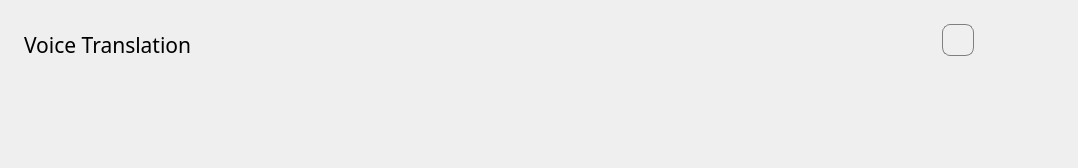
Before: the Qt Designer form ui/translateSelect.ui in yechaoGitHub/AI, drawn with Qt 5.
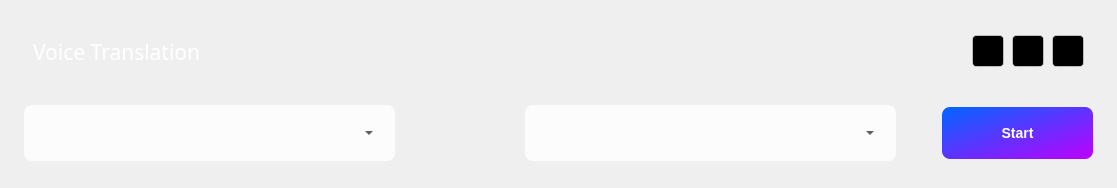
After: the same form once the commit is applied. Icons and pictures are not drawn. Custom widgets are drawn as their Qt base class.

```diff
--- a/ui/translateSelect.ui
+++ b/ui/translateSelect.ui
@@ -6,8 +6,8 @@
    <rect>
     <x>0</x>
     <y>0</y>
-    <width>1078</width>
-    <height>168</height>
+    <width>1117</width>
+    <height>188</height>
    </rect>
   </property>
   <property name="sizePolicy">
@@ -22,197 +22,566 @@
   <property name="windowTitle">
    <string/>
   </property>
-  <widget class="QLabel" name="label">
-   <property name="geometry">
-    <rect>
-     <x>24</x>
-     <y>30</y>
-     <width>181</width>
-     <height>31</height>
-    </rect>
+  <layout class="QVBoxLayout" name="verticalLayout">
+   <property name="spacing">
+    <number>16</number>
    </property>
-   <property name="font">
-    <font>
-     <family>微软雅黑</family>
-     <pointsize>16</pointsize>
-    </font>
+   <property name="leftMargin">
+    <number>24</number>
    </property>
-   <property name="text">
-    <string>Voice Translation</string>
+   <property name="topMargin">
+    <number>24</number>
    </property>
-   <property name="alignment">
-    <set>Qt::AlignLeading|Qt::AlignLeft|Qt::AlignTop</set>
+   <property name="rightMargin">
+    <number>24</number>
    </property>
-  </widget>
-  <widget class="QPushButton" name="minBtn">
-   <property name="geometry">
-    <rect>
-     <x>982</x>
-     <y>24</y>
-     <width>32</width>
-     <height>32</height>
-    </rect>
+   <property name="bottomMargin">
+    <number>24</number>
    </property>
-   <property name="cursor">
-    <cursorShape>PointingHandCursor</cursorShape>
-   </property>
-   <property name="text">
-    <string/>
-   </property>
-   <property name="iconSize">
-    <size>
-     <width>32</width>
-     <height>32</height>
-    </size>
-   </property>
-   <property name="flat">
-    <bool>true</bool>
-   </property>
-  </widget>
-  <widget class="QPushButton" name="closeBtn">
-   <property name="geometry">
-    <rect>
-     <x>1022</x>
-     <y>24</y>
-     <width>32</width>
-     <height>32</height>
-    </rect>
-   </property>
-   <property name="cursor">
-    <cursorShape>PointingHandCursor</cursorShape>
-   </property>
-   <property name="text">
-    <string/>
-   </property>
-   <property name="iconSize">
-    <size>
-     <width>32</width>
-     <height>32</height>
-    </size>
-   </property>
-   <property name="flat">
-    <bool>true</bool>
-   </property>
-  </widget>
-  <widget class="WComboBox" name="comboSrc" native="true">
-   <property name="geometry">
-    <rect>
-     <x>24</x>
-     <y>88</y>
-     <width>371</width>
-     <height>56</height>
-    </rect>
-   </property>
-   <property name="sizePolicy">
-    <sizepolicy hsizetype="Fixed" vsizetype="Fixed">
-     <horstretch>0</horstretch>
-     <verstretch>0</verstretch>
-    </sizepolicy>
-   </property>
-   <property name="focusPolicy">
-    <enum>Qt::ClickFocus</enum>
-   </property>
-  </widget>
-  <widget class="QLabel" name="imgLabel">
-   <property name="geometry">
-    <rect>
-     <x>420</x>
-     <y>97</y>
-     <width>38</width>
-     <height>38</height>
-    </rect>
-   </property>
-   <property name="sizePolicy">
-    <sizepolicy hsizetype="Fixed" vsizetype="Fixed">
-     <horstretch>0</horstretch>
-     <verstretch>0</verstretch>
-    </sizepolicy>
-   </property>
-   <property name="text">
-    <string/>
-   </property>
-  </widget>
-  <widget class="WComboBox" name="comboDest" native="true">
-   <property name="geometry">
-    <rect>
-     <x>483</x>
-     <y>88</y>
-     <width>371</width>
-     <height>56</height>
-    </rect>
-   </property>
-   <property name="sizePolicy">
-    <sizepolicy hsizetype="Fixed" vsizetype="Fixed">
-     <horstretch>0</horstretch>
-     <verstretch>0</verstretch>
-    </sizepolicy>
-   </property>
-   <property name="focusPolicy">
-    <enum>Qt::ClickFocus</enum>
-   </property>
-  </widget>
-  <widget class="WButton" name="startBtn" native="true">
-   <property name="geometry">
-    <rect>
-     <x>903</x>
-     <y>88</y>
-     <width>151</width>
-     <height>52</height>
-    </rect>
-   </property>
-   <property name="font">
-    <font>
-     <family>微软雅黑</family>
-     <pointsize>12</pointsize>
-    </font>
-   </property>
-   <property name="cursor">
-    <cursorShape>PointingHandCursor</cursorShape>
-   </property>
-  </widget>
-  <widget class="QPushButton" name="chatBotButton">
-   <property name="geometry">
-    <rect>
-     <x>942</x>
-     <y>24</y>
-     <width>32</width>
-     <height>32</height>
-    </rect>
-   </property>
-   <property name="cursor">
-    <cursorShape>PointingHandCursor</cursorShape>
-   </property>
-   <property name="styleSheet">
-    <string notr="true">background-image:url(:/QtTest/icon/btn_robot.png);
-border:1px solid;
-border-radius:8px;
-border-color:#7F7F7F ;
+   <item>
+    <widget class="QFrame" name="horizontalFrame">
+     <property name="styleSheet">
+      <string notr="true">QFrame#horizontalFrame
+{
+border-style:solid;
+border-radius:0px;
+border-bottom-width:1px;
+border-bottom-color:rgba(255,255,255,50%);
+};
+</string>
+     </property>
+     <layout class="QHBoxLayout" name="horizontalLayout">
+      <property name="spacing">
+       <number>8</number>
+      </property>
+      <property name="bottomMargin">
+       <number>16</number>
+      </property>
+      <item>
+       <widget class="QLabel" name="label">
+        <property name="font">
+         <font>
+          <family>微软雅黑</family>
+          <pointsize>16</pointsize>
+         </font>
+        </property>
+        <property name="styleSheet">
+         <string notr="true">color:#FFFFFF</string>
+        </property>
+        <property name="text">
+         <string>Voice Translation</string>
+        </property>
+        <property name="alignment">
+         <set>Qt::AlignLeading|Qt::AlignLeft|Qt::AlignVCenter</set>
+        </property>
+       </widget>
+      </item>
+      <item>
+       <spacer name="horizontalSpacer">
+        <property name="orientation">
+         <enum>Qt::Horizontal</enum>
+        </property>
+        <property name="sizeHint" stdset="0">
+         <size>
+          <width>40</width>
+          <height>20</height>
+         </size>
+        </property>
+       </spacer>
+      </item>
+      <item>
+       <widget class="QPushButton" name="chatBotButton">
+        <property name="sizePolicy">
+         <sizepolicy hsizetype="Preferred" vsizetype="Preferred">
+          <horstretch>0</horstretch>
+          <verstretch>0</verstretch>
+         </sizepolicy>
+        </property>
+        <property name="minimumSize">
+         <size>
+          <width>32</width>
+          <height>32</height>
+         </size>
+        </property>
+        <property name="maximumSize">
+         <size>
+          <width>32</width>
+          <height>32</height>
+         </size>
+        </property>
+        <property name="cursor">
+         <cursorShape>PointingHandCursor</cursorShape>
+        </property>
+        <property name="styleSheet">
+         <string notr="true">background-image:url(:/QtTest/icon/btn_robot.png);
+background-color:rgb(0,0,0);
 background-position: center;
 background-repeat: no-repeat;
+border:1px solid;
+border-radius:4px;
+border-color:rgba(255,255,255,50%);
 </string>
-   </property>
-   <property name="text">
-    <string/>
-   </property>
-   <property name="flat">
-    <bool>true</bool>
-   </property>
-  </widget>
+        </property>
+        <property name="text">
+         <string/>
+        </property>
+        <property name="flat">
+         <bool>true</bool>
+        </property>
+       </widget>
+      </item>
+      <item>
+       <widget class="QPushButton" name="minBtn">
+        <property name="sizePolicy">
+         <sizepolicy hsizetype="Preferred" vsizetype="Preferred">
+          <horstretch>0</horstretch>
+          <verstretch>0</verstretch>
+         </sizepolicy>
+        </property>
+        <property name="minimumSize">
+         <size>
+          <width>32</width>
+          <height>32</height>
+         </size>
+        </property>
+        <property name="maximumSize">
+         <size>
+          <width>32</width>
+          <height>32</height>
+         </size>
+        </property>
+        <property name="cursor">
+         <cursorShape>PointingHandCursor</cursorShape>
+        </property>
+        <property name="styleSheet">
+         <string notr="true">background-image: url(:/QtTest/icon/min_btn_white.png);
+background-color:rgb(0,0,0);
+background-position:center;
+background-repeat:no-repeat;
+border:1px solid;
+border-radius:4px;
+border-color:rgba(255,255,255,50%);</string>
+        </property>
+        <property name="text">
+         <string/>
+        </property>
+        <property name="iconSize">
+         <size>
+          <width>32</width>
+          <height>32</height>
+         </size>
+        </property>
+        <property name="flat">
+         <bool>true</bool>
+        </property>
+       </widget>
+      </item>
+      <item>
+       <widget class="QPushButton" name="closeBtn">
+        <property name="sizePolicy">
+         <sizepolicy hsizetype="Preferred" vsizetype="Preferred">
+          <horstretch>0</horstretch>
+          <verstretch>0</verstretch>
+         </sizepolicy>
+        </property>
+        <property name="minimumSize">
+         <size>
+          <width>32</width>
+          <height>32</height>
+         </size>
+        </property>
+        <property name="maximumSize">
+         <size>
+          <width>32</width>
+          <height>32</height>
+         </size>
+        </property>
+        <property name="cursor">
+         <cursorShape>PointingHandCursor</cursorShape>
+        </property>
+        <property name="styleSheet">
+         <string notr="true">background-image: url(:/QtTest/icon/close_btn_white.png);
+background-color:rgb(0,0,0);
+background-position:center;
+background-repeat:no-repeat;
+border:1px solid;
+border-radius:4px;
+border-color:rgba(255,255,255,50%);</string>
+        </property>
+        <property name="text">
+         <string/>
+        </property>
+        <property name="iconSize">
+         <size>
+          <width>32</width>
+          <height>32</height>
+         </size>
+        </property>
+        <property name="flat">
+         <bool>true</bool>
+        </property>
+       </widget>
+      </item>
+     </layout>
+    </widget>
+   </item>
+   <item>
+    <widget class="QFrame" name="horizontalFrame_2">
+     <layout class="QHBoxLayout" name="horizontalLayout_2">
+      <property name="spacing">
+       <number>0</number>
+      </property>
+      <property name="leftMargin">
+       <number>0</number>
+      </property>
+      <property name="topMargin">
+       <number>0</number>
+      </property>
+      <property name="rightMargin">
+       <number>0</number>
+      </property>
+      <property name="bottomMargin">
+       <number>0</number>
+      </property>
+      <item>
+       <widget class="QWidget" name="comboSrcWidget" native="true">
+        <property name="sizePolicy">
+         <sizepolicy hsizetype="Preferred" vsizetype="Preferred">
+          <horstretch>0</horstretch>
+          <verstretch>1</verstretch>
+         </sizepolicy>
+        </property>
+        <property name="minimumSize">
+         <size>
+          <width>371</width>
+          <height>56</height>
+         </size>
+        </property>
+        <property name="maximumSize">
+         <size>
+          <width>371</width>
+          <height>56</height>
+         </size>
+        </property>
+        <property name="baseSize">
+         <size>
+          <width>0</width>
+          <height>0</height>
+         </size>
+        </property>
+        <property name="focusPolicy">
+         <enum>Qt::ClickFocus</enum>
+        </property>
+        <property name="styleSheet">
+         <string notr="true">QWidget#comboSrcWidget
+{
+	background-color: rgba(255, 255, 255,80%);
+	border-radius:8px;
+}
+</string>
+        </property>
+        <layout class="QHBoxLayout" name="horizontalLayout_4">
+         <property name="spacing">
+          <number>8</number>
+         </property>
+         <property name="leftMargin">
+          <number>16</number>
+         </property>
+         <property name="topMargin">
+          <number>0</number>
+         </property>
+         <property name="rightMargin">
+          <number>16</number>
+         </property>
+         <property name="bottomMargin">
+          <number>0</number>
+         </property>
+         <item>
+          <widget class="QLabel" name="label_2">
+           <property name="minimumSize">
+            <size>
+             <width>16</width>
+             <height>16</height>
+            </size>
+           </property>
+           <property name="maximumSize">
+            <size>
+             <width>16</width>
+             <height>16</height>
+            </size>
+           </property>
+           <property name="sizeIncrement">
+            <size>
+             <width>0</width>
+             <height>0</height>
+            </size>
+           </property>
+           <property name="styleSheet">
+            <string notr="true">background-image: url(:/QtTest/icon/Speech/Language.png);
+background-position:center;
+background-repeat:no-repeat;
+background-color:transparent;</string>
+           </property>
+           <property name="text">
+            <string/>
+           </property>
+          </widget>
+         </item>
+         <item>
+          <widget class="QComboBox" name="comboSrc">
+           <property name="sizePolicy">
+            <sizepolicy hsizetype="Preferred" vsizetype="Preferred">
+             <horstretch>0</horstretch>
+             <verstretch>0</verstretch>
+            </sizepolicy>
+           </property>
+           <property name="styleSheet">
+            <string notr="true">QComboBox
+{
+	border:none;
+	background-color: rgba(255, 255, 255,0);
+}
+
+QComboBox::drop-down {
+    subcontrol-origin: padding;
+    subcontrol-position: top right;
+    width: 20px;
+}
+
+QComboBox::down-arrow {
+	image: url(:/QtTest/icon/Speech/down.png);
+}
+
+QComboBox QAbstractItemView::item { 
+	min-height: 30px;
+}
+</string>
+           </property>
+          </widget>
+         </item>
+        </layout>
+       </widget>
+      </item>
+      <item>
+       <spacer name="horizontalSpacer_3">
+        <property name="orientation">
+         <enum>Qt::Horizontal</enum>
+        </property>
+        <property name="sizeHint" stdset="0">
+         <size>
+          <width>40</width>
+          <height>20</height>
+         </size>
+        </property>
+       </spacer>
+      </item>
+      <item>
+       <widget class="QLabel" name="imgLabel">
+        <property name="sizePolicy">
+         <sizepolicy hsizetype="Preferred" vsizetype="Preferred">
+          <horstretch>0</horstretch>
+          <verstretch>0</verstretch>
+         </sizepolicy>
+        </property>
+        <property name="minimumSize">
+         <size>
+          <width>38</width>
+          <height>38</height>
+         </size>
+        </property>
+        <property name="maximumSize">
+         <size>
+          <width>38</width>
+          <height>38</height>
+         </size>
+        </property>
+        <property name="baseSize">
+         <size>
+          <width>0</width>
+          <height>0</height>
+         </size>
+        </property>
+        <property name="styleSheet">
+         <string notr="true">background-image:url(:/QtTest/icon/exchange_big.png);</string>
+        </property>
+        <property name="text">
+         <string/>
+        </property>
+       </widget>
+      </item>
+      <item>
+       <spacer name="horizontalSpacer_4">
+        <property name="orientation">
+         <enum>Qt::Horizontal</enum>
+        </property>
+        <property name="sizeHint" stdset="0">
+         <size>
+          <width>40</width>
+          <height>20</height>
+         </size>
+        </property>
+       </spacer>
+      </item>
+      <item>
+       <widget class="QWidget" name="comboDestWidget" native="true">
+        <property name="sizePolicy">
+         <sizepolicy hsizetype="Preferred" vsizetype="Preferred">
+          <horstretch>0</horstretch>
+          <verstretch>1</verstretch>
+         </sizepolicy>
+        </property>
+        <property name="minimumSize">
+         <size>
+          <width>371</width>
+          <height>56</height>
+         </size>
+        </property>
+        <property name="maximumSize">
+         <size>
+          <width>371</width>
+          <height>56</height>
+         </size>
+        </property>
+        <property name="focusPolicy">
+         <enum>Qt::ClickFocus</enum>
+        </property>
+        <property name="styleSheet">
+         <string notr="true">QWidget#comboDestWidget
+{
+	background-color: rgba(255, 255, 255,80%);
+	border-radius:8px;
+}
+</string>
+        </property>
+        <layout class="QHBoxLayout" name="horizontalLayout_3">
+         <property name="spacing">
+          <number>8</number>
+         </property>
+         <property name="leftMargin">
+          <number>16</number>
+         </property>
+         <property name="topMargin">
+          <number>0</number>
+         </property>
+         <property name="rightMargin">
+          <number>16</number>
+         </property>
+         <property name="bottomMargin">
+          <number>0</number>
+         </property>
+         <item>
+          <widget class="QLabel" name="label_3">
+           <property name="minimumSize">
+            <size>
+             <width>16</width>
+             <height>16</height>
+            </size>
+           </property>
+           <property name="maximumSize">
+            <size>
+             <width>16</width>
+             <height>16</height>
+            </size>
+           </property>
+           <property name="sizeIncrement">
+            <size>
+             <width>0</width>
+             <height>0</height>
+            </size>
+           </property>
+           <property name="styleSheet">
+            <string notr="true">background-image: url(:/QtTest/icon/Speech/Language.png);
+background-position:center;
+background-repeat:no-repeat;
+background-color:transparent;</string>
+           </property>
+           <property name="text">
+            <string/>
+           </property>
+          </widget>
+         </item>
+         <item>
+          <widget class="QComboBox" name="comboDest">
+           <property name="sizePolicy">
+            <sizepolicy hsizetype="Preferred" vsizetype="Preferred">
+             <horstretch>0</horstretch>
+             <verstretch>1</verstretch>
+            </sizepolicy>
+           </property>
+           <property name="styleSheet">
+            <string notr="true">QComboBox
+{
+	border:none;
+	background-color: rgba(255, 255, 255,0);
+}
+
+QComboBox::drop-down {
+    subcontrol-origin: padding;
+    subcontrol-position: top right;
+    width: 20px;
+}
+
+QComboBox::down-arrow {
+	image: url(:/QtTest/icon/Speech/down.png);
+}
+
+QComboBox QAbstractItemView::item { 
+	min-height: 30px;
+}
+</string>
+           </property>
+          </widget>
+         </item>
+        </layout>
+       </widget>
+      </item>
+      <item>
+       <spacer name="horizontalSpacer_2">
+        <property name="orientation">
+         <enum>Qt::Horizontal</enum>
+        </property>
+        <property name="sizeHint" stdset="0">
+         <size>
+          <width>40</width>
+          <height>20</height>
+         </size>
+        </property>
+       </spacer>
+      </item>
+      <item>
+       <widget class="QPushButton" name="startBtn">
+        <property name="minimumSize">
+         <size>
+          <width>151</width>
+          <height>52</height>
+         </size>
+        </property>
+        <property name="maximumSize">
+         <size>
+          <width>151</width>
+          <height>52</height>
+         </size>
+        </property>
+        <property name="cursor">
+         <cursorShape>PointingHandCursor</cursorShape>
+        </property>
+        <property name="styleSheet">
+         <string notr="true">background-color:qlineargradient(spread:pad, x1:0, y1:0, x2:1, y2:1, stop:0 #0066FF, stop:1 #BD00FF);
+color:rgb(255,255,255);
+font-size:14px;
+font-weight: 700;
+border-radius:8px;</string>
+        </property>
+        <property name="text">
+         <string>Start</string>
+        </property>
+       </widget>
+      </item>
+     </layout>
+    </widget>
+   </item>
+  </layout>
  </widget>
- <customwidgets>
-  <customwidget>
-   <class>WButton</class>
-   <extends>QWidget</extends>
-   <header location="global">wbutton.h</header>
-   <container>1</container>
-  </customwidget>
-  <customwidget>
-   <class>WComboBox</class>
-   <extends>QWidget</extends>
-   <header>wcombobox.h</header>
-   <container>1</container>
-  </customwidget>
- </customwidgets>
  <resources/>
  <connections/>
 </ui>
```
